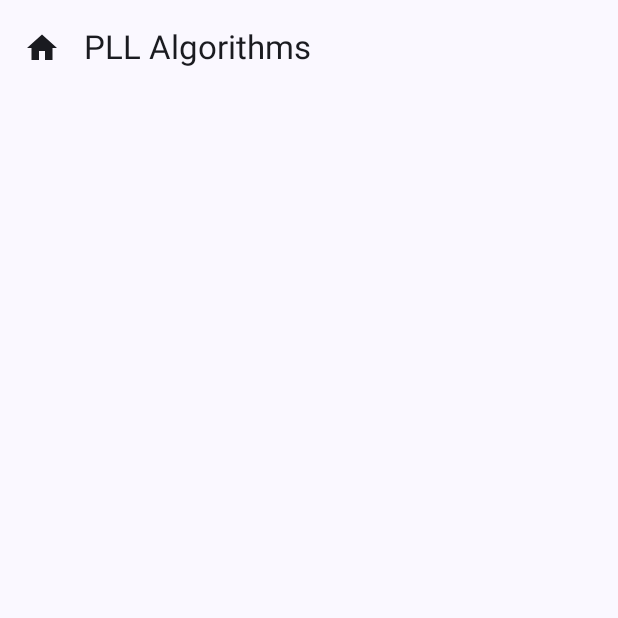
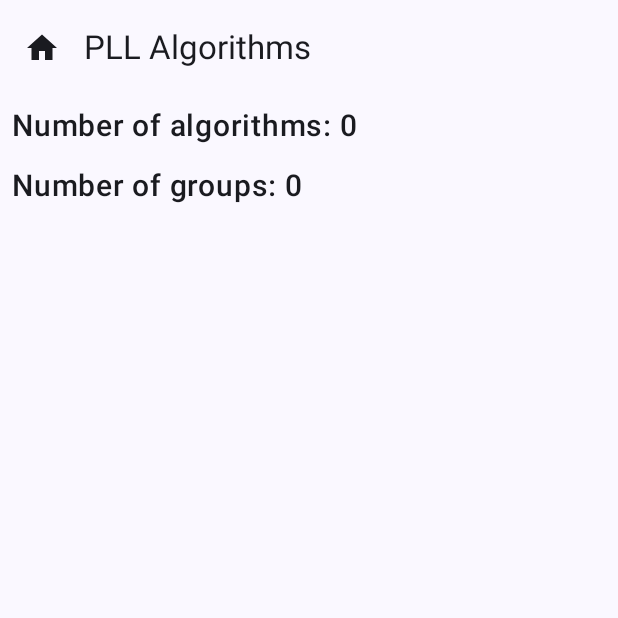
Before and after one commit to caleb-james-smith/Cubical, an Android app built with Jetpack Compose: the CreatePLLScreen screen opened through its navigation route, on a phone screen of 412 x 824 dp, the top half of it. Run offline under Robolectric (Android 15) with nearby library versions, the phone set to English and light mode, and no system bars.

Commit message:
Show number of PLL algorithms and groups... there are none yet...

```diff
--- a/app/src/main/java/com/example/cubical/algorithm/CreatePLLScreen.kt
+++ b/app/src/main/java/com/example/cubical/algorithm/CreatePLLScreen.kt
@@ -1,6 +1,11 @@
 package com.example.cubical.algorithm
 
 import android.content.Context
+import androidx.compose.foundation.layout.Column
+import androidx.compose.foundation.layout.Spacer
+import androidx.compose.foundation.layout.fillMaxSize
+import androidx.compose.foundation.layout.fillMaxWidth
+import androidx.compose.foundation.layout.height
 import androidx.compose.foundation.layout.padding
 import androidx.compose.foundation.lazy.LazyColumn
 import androidx.compose.material3.*
@@ -8,6 +13,10 @@ import androidx.compose.material.icons.Icons
 import androidx.compose.material.icons.filled.Home
 import androidx.compose.runtime.Composable
 import androidx.compose.ui.Modifier
+import androidx.compose.ui.text.font.FontWeight
+import androidx.compose.ui.text.style.TextAlign
+import androidx.compose.ui.unit.dp
+import androidx.compose.ui.unit.sp
 import androidx.navigation.NavController
 import com.example.cubical.loadAlgorithmsFromJson
 import com.example.cubical.R
@@ -32,13 +41,41 @@ fun CreatePLLScreen(context: Context, navController: NavController) {
                 }
             )
         }
-    ) { paddingValues ->
-        LazyColumn(
-            modifier = Modifier.padding(paddingValues)
+    ) { innerPadding ->
+        Column(
+            modifier = Modifier
+                .fillMaxSize()
+                .padding(top = innerPadding.calculateTopPadding())
         ) {
-            groupedAlgorithms.forEach { (groupName, algorithms) ->
-                item {
-                    AlgorithmGroup(groupName = groupName, algorithms = algorithms)
+            Text(
+                text = "Number of algorithms: ${algorithms.size}",
+                modifier = Modifier
+                    .fillMaxWidth()
+                    .padding(8.dp),
+                fontSize = 20.sp,
+                fontWeight = FontWeight.Medium,
+                textAlign = TextAlign.Left
+            )
+
+            Text(
+                text = "Number of groups: ${groupedAlgorithms.size}",
+                modifier = Modifier
+                    .fillMaxWidth()
+                    .padding(8.dp),
+                fontSize = 20.sp,
+                fontWeight = FontWeight.Medium,
+                textAlign = TextAlign.Left
+            )
+
+            Spacer(modifier = Modifier.height(8.dp))
+
+            LazyColumn(
+                modifier = Modifier.fillMaxSize()
+            ) {
+                groupedAlgorithms.forEach { (groupName, algorithms) ->
+                    item {
+                        AlgorithmGroup(groupName = groupName, algorithms = algorithms)
+                    }
                 }
             }
         }
```
